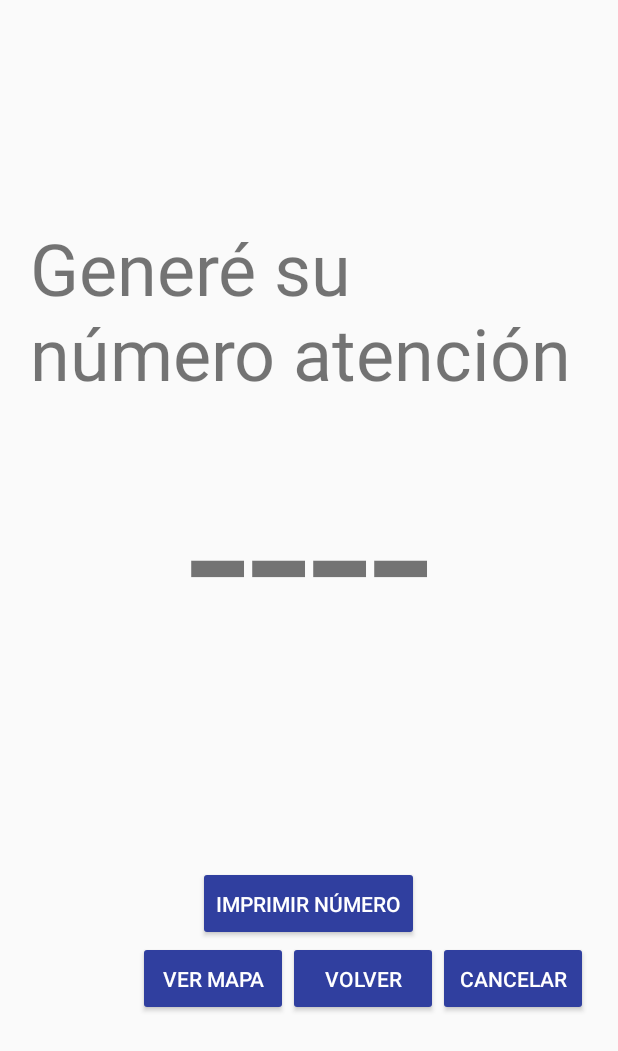
After one commit to pablocano/mundosvirtuales-sanbot, an Android app: the layout activity_get_number.xml on its own in the app's theme, with its tools: preview values and no code run, on a phone screen of 412 x 824 dp. The commit adds this screen. Shown: the top 1051 px of the screen. Run offline under Robolectric (Android 15) with nearby library versions, the phone set to English and light mode, and no system bars.

Commit message:
Added style for buttons.

```diff
--- a/app/src/main/AndroidManifest.xml
+++ b/app/src/main/AndroidManifest.xml
@@ -24,6 +24,9 @@
                 android:name="RECOGNIZE_MODE"
                 android:value="1" />
         </activity>
+        <activity android:name=".EnterUserActivity" />
+        <activity android:name=".OptionsActivity" />
+        <activity android:name=".GetNumberActivity"></activity>
     </application>
 
 </manifest>
--- /dev/null
+++ b/app/src/main/res/drawable/button_principal.xml
@@ -0,0 +1,15 @@
+<?xml version="1.0" encoding="utf-8"?>
+<shape xmlns:android="http://schemas.android.com/apk/res/android" android:shape="rectangle" >
+    <corners
+        android:bottomRightRadius="10dp"
+        android:bottomLeftRadius="10dp"
+        android:topLeftRadius="10dp"
+        android:topRightRadius="10dp"/>
+
+    <padding
+        android:left="0dp"
+        android:top="0dp"
+        android:right="0dp"
+        android:bottom="0dp"
+        />
+</shape>
--- /dev/null
+++ b/app/src/main/res/layout/activity_get_number.xml
@@ -0,0 +1,75 @@
+<?xml version="1.0" encoding="utf-8"?>
+<LinearLayout xmlns:android="http://schemas.android.com/apk/res/android"
+    xmlns:tools="http://schemas.android.com/tools"
+    android:layout_width="match_parent"
+    android:layout_height="match_parent"
+    android:layout_gravity="center"
+    android:gravity="center"
+    android:orientation="vertical"
+    android:padding="20dp"
+    tools:context="com.mundos_virtuales.sanbotmv.OptionsActivity">
+
+    <TextView
+        android:id="@+id/tvCaptionGetNumber"
+        android:layout_width="wrap_content"
+        android:layout_height="wrap_content"
+        android:layout_gravity="center_horizontal"
+        android:text="Generé su número atención"
+        android:textSize="48sp"
+        />
+
+    <TextView
+        android:id="@+id/tvNumber"
+        android:layout_width="wrap_content"
+        android:layout_height="400px"
+        android:layout_gravity="center_horizontal"
+        android:text="----"
+        android:textSize="148sp"
+        />
+
+    <TextView
+        android:id="@+id/tvFooterGetNumber"
+        android:layout_width="wrap_content"
+        android:layout_height="wrap_content"
+        android:layout_gravity="center_horizontal"
+        android:text=""
+        android:textSize="32sp"
+        />
+
+    <Button
+        android:id="@+id/btnGetNumber"
+        android:layout_width="wrap_content"
+        android:layout_height="50dp"
+        android:theme="@style/ButtonPrincipal"
+        android:text="@string/rcStrGetNumber" />
+
+    <LinearLayout
+        android:layout_width="wrap_content"
+        android:layout_height="wrap_content"
+        android:layout_gravity="right"
+        android:orientation="horizontal">
+
+        <Button
+            android:id="@+id/btnGetNumberMap"
+            android:layout_width="100dp"
+            android:layout_height="50dp"
+            android:theme="@style/ButtonPrincipal"
+            android:text="@string/rcStrGetNumberMap" />
+
+        <Button
+            android:id="@+id/btnGetNumberReturn"
+            android:layout_width="100dp"
+            android:layout_height="50dp"
+            android:theme="@style/ButtonPrincipal"
+            android:text="@string/rcStrOptionReturn" />
+
+        <Button
+            android:id="@+id/btnGetNumberCancel"
+            android:layout_width="100dp"
+            android:layout_height="50dp"
+            android:theme="@style/ButtonPrincipal"
+            android:text="@string/rcStrOptionCancel" />
+
+    </LinearLayout>
+
+</LinearLayout>
--- a/app/src/main/res/values/colors.xml
+++ b/app/src/main/res/values/colors.xml
@@ -3,4 +3,5 @@
     <color name="colorPrimary">#3F51B5</color>
     <color name="colorPrimaryDark">#303F9F</color>
     <color name="colorAccent">#FF4081</color>
+    <color name="colorBG">#FFFFFF</color>
 </resources>
--- a/app/src/main/res/values/strings.xml
+++ b/app/src/main/res/values/strings.xml
@@ -7,4 +7,17 @@
     <string name="btn_video_test_back">Volver</string>
     <string name="capture">Capturar</string>
     <string name="Salida">Salida:</string>
+    <string name="rcStrBtnOkRut">Ingresar</string>
+    <string name="rcStrRut">Rut</string>
+    <string name="rcStrNumAttention">Sacar Número de atención</string>
+    <string name="rcStrEvalAttention">Evaluación Atención</string>
+    <string name="rcStrMap">Mapa Sucursal</string>
+    <string name="rcStrOption1">Opción 1</string>
+    <string name="rcStrOption2">Opción 2</string>
+    <string name="rcStrOption3">Opción 3</string>
+    <string name="rcStrOption4">Opción 4</string>
+    <string name="rcStrOptionReturn">Volver</string>
+    <string name="rcStrOptionCancel">Cancelar</string>
+    <string name="rcStrGetNumber">Imprimir Número</string>
+    <string name="rcStrGetNumberMap">Ver Mapa</string>
 </resources>
--- a/app/src/main/res/values/styles.xml
+++ b/app/src/main/res/values/styles.xml
@@ -1,11 +1,18 @@
 <resources>
 
     <!-- Base application theme. -->
-    <style name="AppTheme" parent="Theme.AppCompat.Light.DarkActionBar">
+    <style name="AppTheme" parent="Base.Theme.AppCompat.Light.DarkActionBar">
         <!-- Customize your theme here. -->
         <item name="colorPrimary">@color/colorPrimary</item>
         <item name="colorPrimaryDark">@color/colorPrimaryDark</item>
         <item name="colorAccent">@color/colorAccent</item>
     </style>
 
+    <style name="ButtonPrincipal" parent="Theme.AppCompat.Light">
+        <item name="colorControlHighlight">@color/colorPrimary</item>
+        <item name="colorButtonNormal">@color/colorPrimaryDark</item>
+        <item name="android:textColor">@color/colorBG</item>
+        <item name="android:background">@drawable/button_principal</item>
+    </style>
+
 </resources>
```
Also changed, not shown: app/build.gradle (+36 -5 lines), app/src/main/java/com/mundos_virtuales/sanbotmv/EnterUserActivity.java (added, +71 -0 lines), app/src/main/java/com/mundos_virtuales/sanbotmv/GetNumberActivity.java (added, +86 -0 lines), app/src/main/java/com/mundos_virtuales/sanbotmv/MainActivity.java (+21 -2 lines), app/src/main/java/com/mundos_virtuales/sanbotmv/OptionsActivity.java (added, +69 -0 lines), app/src/main/java/com/mundos_virtuales/sanbotmv/utils/Messages.java (added, +13 -0 lines), app/src/main/res/layout/activity_enter_user.xml (added, +45 -0 lines), app/src/main/res/layout/activity_main.xml (+30 -6 lines), app/src/main/res/layout/activity_options.xml (added, +66 -0 lines), app/src/main/res/drawable-mdpi/bg_main.jpg (deleted).
